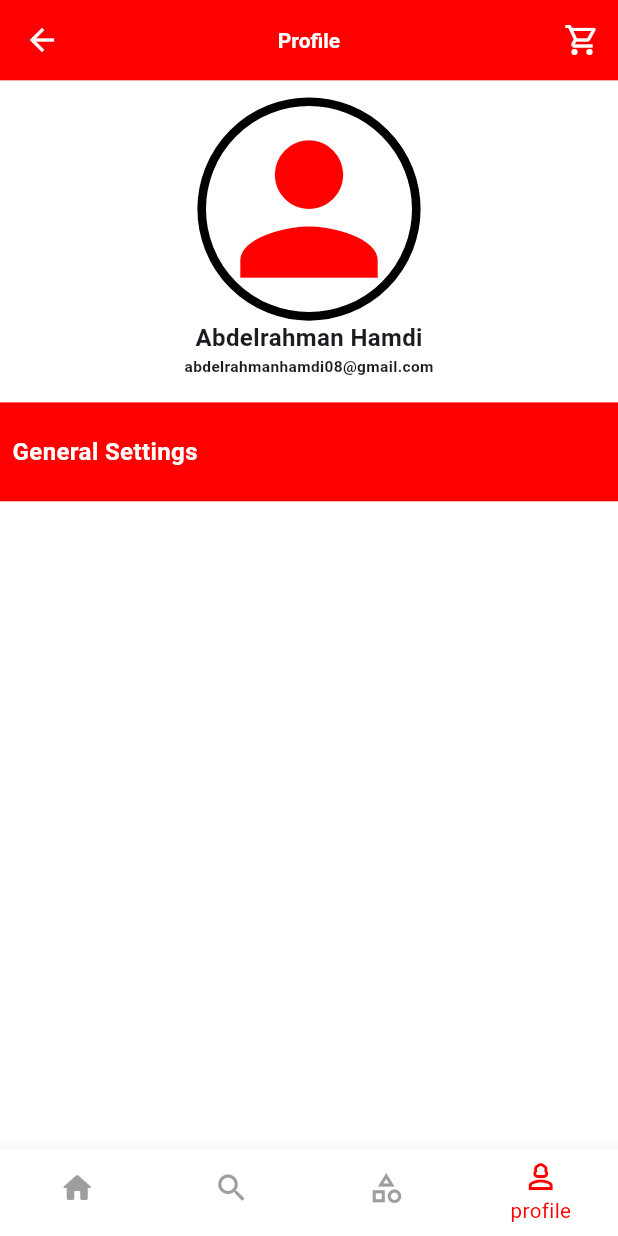
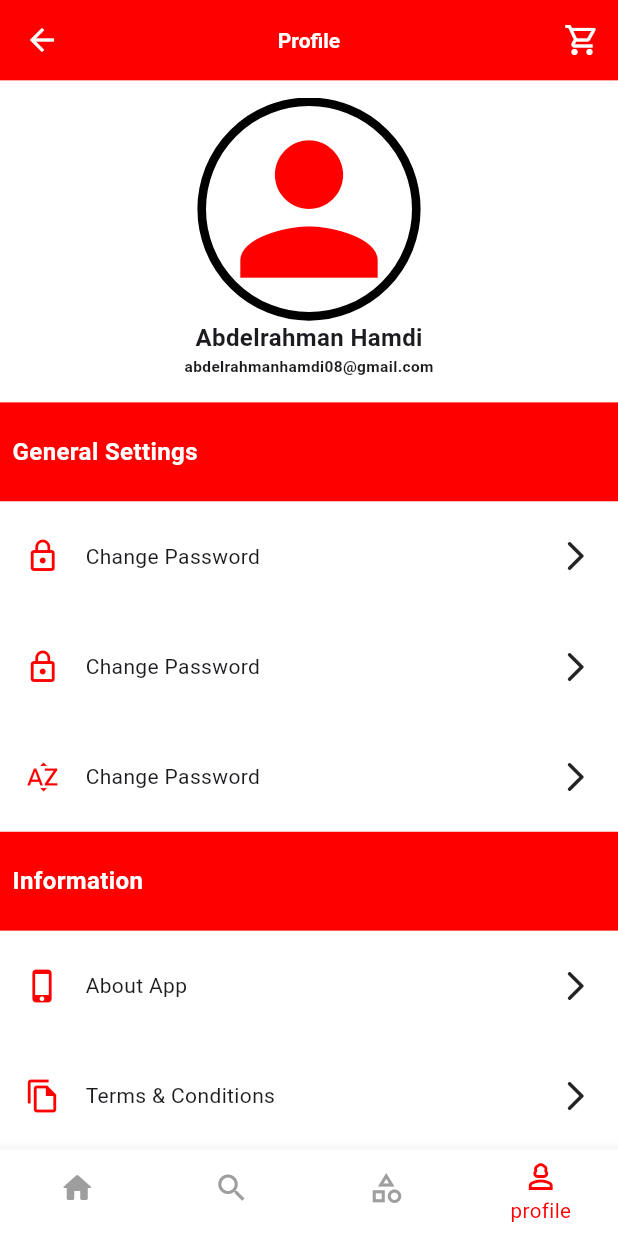
Before and after one commit to pgd8/mayomart_online_store, a Flutter app: the HomeScreen screen opened by its route, item 4 of the bottom bar chosen, on a phone screen of 412 x 824 dp. Run offline on Flutter 3.47's test engine with Material 3 defaults, Android fonts, the phone set to English and light mode, and no system bars; our stand-ins replace flutter_screenutil, flutter_slidable, google_fonts, slide_to_act; Roboto replaces fonts that are missing (childos).

Commit message:
profile tab whole design

```diff
--- a/lib/Screens/Home_Screen/home_screen.dart
+++ b/lib/Screens/Home_Screen/home_screen.dart
@@ -1,10 +1,9 @@
 import 'package:flutter/material.dart';
 import 'package:mayomart_online_store/Screens/Cart/cart_screen.dart';
-import 'package:mayomart_online_store/Tabs/Porfile_Components/profile_tab.dart';
+import 'package:mayomart_online_store/Tabs/profile_tab.dart';
 import 'package:mayomart_online_store/Tabs/home_tab.dart';
 import '../../My_APP/app_theme.dart';
 import 'package:flutter_screenutil/flutter_screenutil.dart';
-import 'package:google_fonts/google_fonts.dart';
 
 class HomeScreen extends StatefulWidget {
   static const String routeName = "HomeScreen";
--- a/lib/Tabs/Porfile_Components/profile_tab.dart
+++ /dev/null
@@ -1,71 +0,0 @@
-import 'package:flutter/material.dart';
-import 'package:flutter_screenutil/flutter_screenutil.dart';
-import 'package:mayomart_online_store/My_APP/app_theme.dart';
-
-class ProfileTab extends StatelessWidget {
-  const ProfileTab({super.key});
-
-  @override
-  Widget build(BuildContext context) {
-    ScreenUtil.init(context, designSize: const Size(360, 690));
-
-    return Padding(
-      padding: EdgeInsets.symmetric(vertical:10.r),
-      child: Column(
-        children: [
-          Container(
-              alignment: Alignment.topCenter,
-              decoration: BoxDecoration(
-                  shape: BoxShape.circle,
-                  border: Border.all(color: Colors.black, width: 5.sp)),
-              child: Icon(
-                Icons.person,
-                color: AppTheme.mainColor,
-                size: 120.sp,
-              )), // profile icon
-          Container(
-            child: Text(
-              "Abdelrahman Hamdi",
-              style: TextStyle(
-                fontSize: 14.sp,
-                fontWeight: FontWeight.bold,
-                fontFamily: "childos",
-                textBaseline: TextBaseline.alphabetic,
-              ),
-            ),
-          ), // user name
-          Container(
-            margin: EdgeInsets.only(bottom: 0.02.sh),
-            child: Text(
-              "abdelrahmanhamdi08@gmail.com",
-              style: TextStyle(
-                fontSize: 9.sp,
-                fontWeight: FontWeight.bold,
-                fontFamily: "childos",
-                textBaseline: TextBaseline.alphabetic,
-              ),
-            ),
-          ), // email
-          Container(
-            alignment: Alignment.centerLeft,
-            width: double.infinity,
-            height: 0.08.sh,
-            color: AppTheme.mainColor,
-            padding: EdgeInsets.symmetric(horizontal: 0.02.sw),
-            child: Text(
-              "General Settings",
-              textAlign: TextAlign.start,
-              style: TextStyle(
-                fontSize: 14.sp,
-                color: Colors.white,
-                fontWeight: FontWeight.bold,
-                fontFamily: "childos",
-                textBaseline: TextBaseline.alphabetic,
-              ),
-            ),
-          ),
-        ],
-      ),
-    );
-  }
-}
--- /dev/null
+++ b/lib/Tabs/Porfile_Components/setting_template.dart
@@ -0,0 +1,42 @@
+import 'package:flutter/material.dart';
+import 'package:flutter_screenutil/flutter_screenutil.dart';
+import 'package:mayomart_online_store/My_APP/app_theme.dart';
+
+class SettingTemplate extends StatelessWidget {
+  Icon icon;
+  String title;
+  SettingTemplate({super.key, required this.icon,required this.title});
+
+  @override
+  Widget build(BuildContext context) {
+    return Container(
+      margin: EdgeInsets.symmetric(vertical: 0.03.sh),
+      child: Row(
+        mainAxisAlignment: MainAxisAlignment.spaceBetween,
+        children: [
+          Row(
+            children: [
+              Container(
+                alignment: Alignment.centerLeft,
+                margin: EdgeInsets.symmetric(horizontal: 0.04.sw),
+                child: icon,
+              ),
+              Container(
+                  alignment: Alignment.centerLeft,
+                  child: Text(title)
+              )
+            ],
+          ),
+          Container(
+            child: Icon(Icons.arrow_forward_ios_rounded),
+            margin: EdgeInsets.symmetric(horizontal: 0.04.sw),
+          ),
+        ],
+      ),
+    );
+  }
+
+  action(){
+
+  }
+}
--- /dev/null
+++ b/lib/Tabs/profile_tab.dart
@@ -0,0 +1,122 @@
+import 'package:flutter/material.dart';
+import 'package:flutter_screenutil/flutter_screenutil.dart';
+import 'package:mayomart_online_store/My_APP/app_theme.dart';
+import 'package:mayomart_online_store/Tabs/Porfile_Components/setting_template.dart';
+
+class ProfileTab extends StatelessWidget {
+  const ProfileTab({super.key});
+
+  @override
+  Widget build(BuildContext context) {
+    ScreenUtil.init(context, designSize: const Size(360, 690));
+
+    return Padding(
+      padding: EdgeInsets.symmetric(vertical: 10.r),
+      child: SingleChildScrollView(
+        physics: const ScrollPhysics(parent: BouncingScrollPhysics()),
+        child: Column(
+          children: [
+            Container(
+                alignment: Alignment.topCenter,
+                decoration: BoxDecoration(
+                    shape: BoxShape.circle,
+                    border: Border.all(color: Colors.black, width: 5.sp)),
+                child: Icon(
+                  Icons.person,
+                  color: AppTheme.mainColor,
+                  size: 120.sp,
+                )), // profile icon
+            Container(
+              child: Text(
+                "Abdelrahman Hamdi",
+                style: TextStyle(
+                  fontSize: 14.sp,
+                  fontWeight: FontWeight.bold,
+                  fontFamily: "childos",
+                  textBaseline: TextBaseline.alphabetic,
+                ),
+              ),
+            ), // user name
+            Container(
+              margin: EdgeInsets.only(bottom: 0.02.sh),
+              child: Text(
+                "abdelrahmanhamdi08@gmail.com",
+                style: TextStyle(
+                  fontSize: 9.sp,
+                  fontWeight: FontWeight.bold,
+                  fontFamily: "childos",
+                  textBaseline: TextBaseline.alphabetic,
+                ),
+              ),
+            ), // email
+            Container(
+              alignment: Alignment.centerLeft,
+              width: double.infinity,
+              height: 0.08.sh,
+              color: AppTheme.mainColor,
+              padding: EdgeInsets.symmetric(horizontal: 0.02.sw),
+              child: Text(
+                "General Settings",
+                textAlign: TextAlign.start,
+                style: TextStyle(
+                  fontSize: 14.sp,
+                  color: Colors.white,
+                  fontWeight: FontWeight.bold,
+                  fontFamily: "childos",
+                  textBaseline: TextBaseline.alphabetic,
+                ),
+              ),
+            ),
+            SettingTemplate(
+                icon: const Icon(
+                  Icons.lock_outline,
+                  color: AppTheme.mainColor,
+                ),
+                title: "Change Password"),
+            SettingTemplate(
+                icon: const Icon(Icons.lock_outline, color: AppTheme.mainColor),
+                title: "Change Password"),
+            SettingTemplate(
+                icon:
+                    const Icon(Icons.sort_by_alpha, color: AppTheme.mainColor),
+                title: "Change Password"),
+            Container(
+              alignment: Alignment.centerLeft,
+              width: double.infinity,
+              height: 0.08.sh,
+              color: AppTheme.mainColor,
+              padding: EdgeInsets.symmetric(horizontal: 0.02.sw),
+              child: Text(
+                "Information",
+                textAlign: TextAlign.start,
+                style: TextStyle(
+                  fontSize: 14.sp,
+                  color: Colors.white,
+                  fontWeight: FontWeight.bold,
+                  fontFamily: "childos",
+                  textBaseline: TextBaseline.alphabetic,
+                ),
+              ),
+            ),
+            SettingTemplate(
+                icon: const Icon(Icons.phone_iphone_rounded,
+                    color: AppTheme.mainColor),
+                title: "About App"),
+            SettingTemplate(
+                icon: const Icon(Icons.file_copy_outlined,
+                    color: AppTheme.mainColor),
+                title: "Terms & Conditions"),
+            SettingTemplate(
+                icon: const Icon(Icons.privacy_tip_outlined,
+                    color: AppTheme.mainColor),
+                title: "Terms & Conditions"),
+            SettingTemplate(
+                icon: const Icon(Icons.share,
+                    color: AppTheme.mainColor),
+                title: "Share App"),
+          ],
+        ),
+      ),
+    );
+  }
+}
--- a/pubspec.yaml
+++ b/pubspec.yaml
@@ -64,6 +64,7 @@ flutter:
   assets:
     - assets/images/
     - assets/gifImages/
+    - assets/icons/
   # The following line ensures that the Material Icons font is
   # included with your application, so that you can use the icons in
   # the material Icons class.
```
Also changed, not shown: assets/icons/password.png (added).
